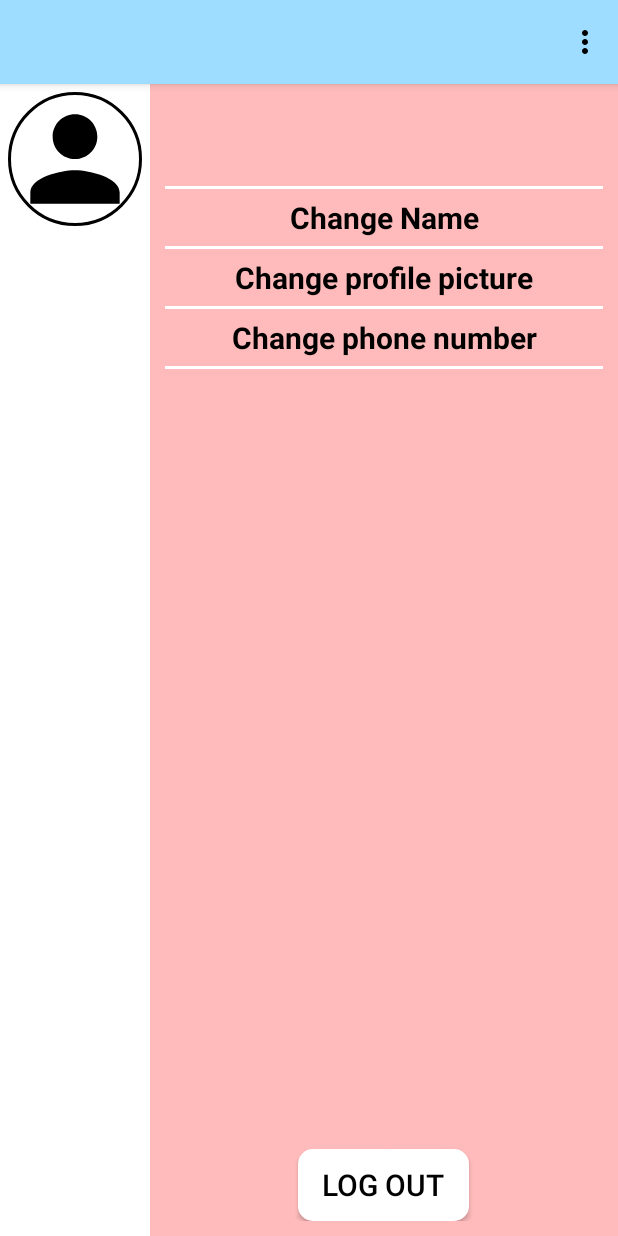
After one commit to cata-upt/EmergencyReport, an Android app: the ProfileActivity screen opened directly, with no data from a screen before it, on a phone screen of 412 x 824 dp. The commit adds this screen. Run offline under Robolectric (Android 15) with nearby library versions, the phone set to English and light mode, and no system bars; our stand-ins replace CircleImageView, Firebase (no records; nobody signed in at launch, a user with empty details on screens opened directly); 1 statement that could not run was skipped.

Commit message:
sign in and register updated, profile page

```diff
--- a/app/build.gradle.kts
+++ b/app/build.gradle.kts
@@ -37,6 +37,7 @@ dependencies {
     implementation("androidx.preference:preference:1.2.1")
     implementation("com.google.firebase:firebase-database:20.3.1")
     implementation("com.google.firebase:firebase-auth:22.3.1")
+    implementation("de.hdodenhof:circleimageview:3.1.0")
     testImplementation("junit:junit:4.13.2")
     androidTestImplementation("androidx.test.ext:junit:1.1.5")
     androidTestImplementation("androidx.test.espresso:espresso-core:3.5.1")
--- /dev/null
+++ b/app/src/main/java/com/example/emergencyapp/activities/ProfileActivity.java
@@ -0,0 +1,109 @@
+package com.example.emergencyapp.activities;
+
+import android.app.AlertDialog;
+import android.content.Intent;
+import android.os.Bundle;
+import android.util.Log;
+import android.view.LayoutInflater;
+import android.view.View;
+import android.widget.Button;
+import android.widget.EditText;
+import android.widget.TextView;
+import android.widget.Toast;
+
+import androidx.annotation.NonNull;
+import androidx.appcompat.app.AppCompatActivity;
+
+import com.example.emergencyapp.R;
+import com.example.emergencyapp.utils.UserSessionManager;
+import com.google.android.gms.tasks.OnCompleteListener;
+import com.google.android.gms.tasks.Task;
+import com.google.firebase.auth.FirebaseAuth;
+import com.google.firebase.auth.FirebaseUser;
+import com.google.firebase.auth.UserProfileChangeRequest;
+import com.google.firebase.database.DatabaseReference;
+import com.google.firebase.database.FirebaseDatabase;
+
+public class ProfileActivity extends AppCompatActivity {
+
+    TextView personName, changeNameTextView, changePictureTextView, changePhoneNumberTextView;
+
+    Button logoutButton;
+
+    UserSessionManager userSession;
+    @Override
+    protected void onCreate(Bundle savedInstanceState) {
+
+        super.onCreate(savedInstanceState);
+
+        userSession = new UserSessionManager(this);
+        if(!userSession.getLoginDetails().isLoggedIn){
+            Intent intent = new Intent(ProfileActivity.this, SignInActivity.class);
+            startActivity(intent);
+            finish();
+        }
+
+        setContentView(R.layout.activity_profile);
+        personName = findViewById(R.id.person_name);
+        changeNameTextView = findViewById(R.id.changeNameTextView);
+        changePictureTextView = findViewById(R.id.changePictureTextView);
+        changePhoneNumberTextView = findViewById(R.id.changePhoneNumberTextView);
+        logoutButton = findViewById(R.id.logout_button);
+
+        try {
+            personName.setText(userSession.getLoginDetails().username);
+        }catch (Exception e){
+            Log.e("ProfileActivity", e.getMessage());
+        }
+
+        logoutButton.setOnClickListener(v->logOut());
+        changeNameTextView.setOnClickListener(v->showChangeNameDialog());
+    }
+
+    private void logOut() {
+        FirebaseAuth.getInstance().signOut();
+
+        userSession.clearSession();
+
+        Intent intent = new Intent(ProfileActivity.this, SignInActivity.class);
+        startActivity(intent);
+        finish();
+    }
+
+    public void showChangeNameDialog() {
+        FirebaseUser user = FirebaseAuth.getInstance().getCurrentUser();
+        if(user!=null) {
+            AlertDialog.Builder builder = new AlertDialog.Builder(this);
+            LayoutInflater inflater = getLayoutInflater();
+            View dialogView = inflater.inflate(R.layout.dialog_change_name, null);
+            builder.setView(dialogView);
+
+            EditText editNewUsername = dialogView.findViewById(R.id.edit_new_name);
+            Button submitButton = dialogView.findViewById(R.id.button_submit);
+            AlertDialog dialog = builder.create();
+
+            submitButton.setOnClickListener(v -> {
+                String newName = editNewUsername.getText().toString();
+                if (!newName.isEmpty()) {
+                    updateUserName(user, newName);
+                    dialog.dismiss(); // Close the dialog
+                } else {
+                    editNewUsername.setError("Name cannot be empty");
+                }
+            });
+
+            dialog.show();
+        }
+    }
+
+    private void updateUserName(FirebaseUser user, String newUsername) {
+        DatabaseReference databaseReference = FirebaseDatabase.getInstance().getReference("Users");
+
+        databaseReference.child(user.getUid()).child("username").setValue(newUsername)
+                .addOnSuccessListener(aVoid -> Log.d("Update Username", "Username updated successfully!"))
+                .addOnFailureListener(e -> Log.d("Update Username", "Failed to update username", e));
+        userSession.saveLoginDetails(newUsername);
+        personName.setText(userSession.getLoginDetails().username);
+    }
+
+}
--- a/app/src/main/java/com/example/emergencyapp/utils/UserHelperClass.java
+++ b/app/src/main/java/com/example/emergencyapp/utils/UserHelper.java
@@ -2,12 +2,12 @@ package com.example.emergencyapp.utils;
 
 import com.example.emergencyapp.exceptions.UserException;
 
-public class UserHelperClass {
+public class UserHelper {
     String name,  username, email, password, salt;
-    public UserHelperClass() {
+    public UserHelper() {
     }
 
-    public UserHelperClass(String name, String username, String email, String password) {
+    public UserHelper(String name, String username, String email, String password) {
         this.name = name;
         this.username = username;
         this.email = email;
--- /dev/null
+++ b/app/src/main/java/com/example/emergencyapp/utils/UserSessionManager.java
@@ -0,0 +1,45 @@
+package com.example.emergencyapp.utils;
+
+import android.content.Context;
+import android.content.SharedPreferences;
+
+public class UserSessionManager {
+    private SharedPreferences sharedPreferences;
+    private SharedPreferences.Editor editor;
+    private static final String PREF_NAME = "MyAppPreferences";
+
+    public UserSessionManager(Context context) {
+        this.sharedPreferences = context.getSharedPreferences(PREF_NAME, Context.MODE_PRIVATE);
+        this.editor = sharedPreferences.edit();
+    }
+
+    // To save user login status and username
+    public void saveLoginDetails(String username) {
+        editor.putBoolean("isLoggedIn", true);
+        editor.putString("username", username);
+        editor.apply();
+    }
+
+    // To check if user is logged in and get the username
+    public Pair<Boolean, String> getLoginDetails() {
+        boolean isLoggedIn = sharedPreferences.getBoolean("isLoggedIn", false);
+        String username = sharedPreferences.getString("username", null);
+        return new Pair<>(isLoggedIn, username);
+    }
+
+    public void clearSession() {
+        editor.clear();
+        editor.apply();
+    }
+
+    // Helper class to handle Pair since Java doesn't have a built-in Pair class
+    public static class Pair<T, U> {
+        public final T isLoggedIn;
+        public final U username;
+
+        public Pair(T isLoggedIn, U username) {
+            this.isLoggedIn = isLoggedIn;
+            this.username = username;
+        }
+    }
+}
--- /dev/null
+++ b/app/src/main/res/drawable/baseline_person_24.xml
@@ -0,0 +1,5 @@
+<vector android:height="24dp" android:tint="#000000"
+    android:viewportHeight="24" android:viewportWidth="24"
+    android:width="24dp" xmlns:android="http://schemas.android.com/apk/res/android">
+    <path android:fillColor="@android:color/white" android:pathData="M12,12c2.21,0 4,-1.79 4,-4s-1.79,-4 -4,-4 -4,1.79 -4,4 1.79,4 4,4zM12,14c-2.67,0 -8,1.34 -8,4v2h16v-2c0,-2.66 -5.33,-4 -8,-4z"/>
+</vector>
--- /dev/null
+++ b/app/src/main/res/layout/activity_profile.xml
@@ -0,0 +1,111 @@
+<?xml version="1.0" encoding="utf-8"?>
+<androidx.coordinatorlayout.widget.CoordinatorLayout xmlns:android="http://schemas.android.com/apk/res/android"
+    xmlns:tools="http://schemas.android.com/tools"
+    android:layout_width="match_parent"
+    android:layout_height="match_parent"
+    xmlns:app="http://schemas.android.com/apk/res-auto">
+    <com.google.android.material.appbar.AppBarLayout
+        android:layout_width="match_parent"
+        android:layout_height="wrap_content">
+        <androidx.appcompat.widget.Toolbar
+            android:id="@+id/my_toolbar"
+            style="@style/ToolbarTheme"
+            app:popupTheme="@style/ThemeOverlay.AppCompat.Light"
+            app:menu="@menu/navigation_menu"/>
+    </com.google.android.material.appbar.AppBarLayout>
+
+    <LinearLayout
+        android:layout_width="match_parent"
+        android:layout_height="match_parent"
+        android:layout_below="@+id/my_toolbar"
+        android:background="@color/white"
+        android:orientation="horizontal"
+        app:layout_behavior="@string/appbar_scrolling_view_behavior">
+
+        <de.hdodenhof.circleimageview.CircleImageView
+            android:id="@+id/profile_image"
+            android:layout_width="100dp"
+            android:layout_height="100dp"
+            android:src="@drawable/baseline_person_24"
+            android:padding="5dp"
+            app:civ_border_color="#FF000000"
+            app:civ_border_width="2dp"/>
+
+        <LinearLayout
+            android:layout_width="match_parent"
+            android:layout_height="match_parent"
+            android:layout_gravity="right"
+            android:orientation="vertical"
+            android:padding="10dp"
+            android:background="@color/accent_color_third"
+            app:layout_behavior="@string/appbar_scrolling_view_behavior">
+
+            <TextView
+                android:id="@+id/person_name"
+                android:layout_width="match_parent"
+                android:layout_height="wrap_content"
+                android:gravity="center"
+                android:padding="5dp"
+                android:text="@string/person_name"
+                android:textSize="35sp"/>
+
+            <View style="@style/Divider"/>
+
+            <TextView
+                android:id="@+id/changeNameTextView"
+                android:layout_width="match_parent"
+                android:layout_height="wrap_content"
+                android:clickable="true"
+                android:focusable="true"
+                android:gravity="center"
+                android:padding="5dp"
+                android:text="@string/change_name"
+                android:textSize="20sp"
+                android:textStyle="bold"/>
+
+            <View style="@style/Divider"/>
+
+            <TextView
+                android:id="@+id/changePictureTextView"
+                android:layout_width="match_parent"
+                android:layout_height="wrap_content"
+                android:clickable="true"
+                android:focusable="true"
+                android:gravity="center"
+                android:padding="5dp"
+                android:text="@string/change_profile_picture"
+                android:textSize="20sp"
+                android:textStyle="bold" />
+
+            <View style="@style/Divider"/>
+
+            <TextView
+                android:id="@+id/changePhoneNumberTextView"
+                android:layout_width="match_parent"
+                android:layout_height="wrap_content"
+                android:clickable="true"
+                android:focusable="true"
+                android:gravity="center"
+                android:padding="5dp"
+                android:text="@string/change_phone_number"
+                android:textSize="20sp"
+                android:textStyle="bold"/>
+
+            <View style="@style/Divider"/>
+            <View
+                android:layout_width="match_parent"
+                android:layout_height="0dp"
+                android:layout_weight="1" />
+            <Button
+                android:id="@+id/logout_button"
+                android:layout_width="wrap_content"
+                android:layout_height="wrap_content"
+                android:background="@drawable/rounded_button_background"
+                android:backgroundTint="@color/primary_color"
+                android:layout_gravity="center_horizontal"
+                android:textSize="20sp"
+                android:text="@string/log_out" />
+        </LinearLayout>
+    </LinearLayout>
+
+</androidx.coordinatorlayout.widget.CoordinatorLayout>
--- a/app/src/main/res/layout/activity_signin.xml
+++ b/app/src/main/res/layout/activity_signin.xml
@@ -54,7 +54,7 @@
                 android:id="@+id/loginPasswordEditText"
                 style="@style/EditTextTheme"
                 android:hint="Password"
-                app:layout_constraintTop_toBottomOf="@id/usernameEditText"
+                app:layout_constraintTop_toBottomOf="@id/emailEditText"
                 app:layout_constraintLeft_toLeftOf="parent"
                 app:layout_constraintRight_toRightOf="parent"
                 android:inputType="textPassword"
--- a/app/src/main/res/layout/activity_signup.xml
+++ b/app/src/main/res/layout/activity_signup.xml
@@ -74,10 +74,10 @@
         android:paddingTop="10dp"/>
 
     <EditText
-        android:id="@+id/usernameEditText"
+        android:id="@+id/emailEditText"
         style="@style/EditTextTheme"
         android:hint="Email"
-        app:layout_constraintTop_toBottomOf="@id/usernameEditText"
+        app:layout_constraintTop_toBottomOf="@id/emailEditText"
         app:layout_constraintLeft_toLeftOf="parent"
         app:layout_constraintRight_toRightOf="parent"
         android:inputType="textEmailAddress"/>
@@ -95,7 +95,7 @@
         android:id="@+id/signupPasswordEditText"
         style="@style/EditTextTheme"
         android:hint="Password"
-        app:layout_constraintTop_toBottomOf="@id/usernameEditText"
+        app:layout_constraintTop_toBottomOf="@id/emailEditText"
         app:layout_constraintLeft_toLeftOf="parent"
         app:layout_constraintRight_toRightOf="parent"
         android:inputType="textPassword"/>
--- a/app/src/main/res/values/colors.xml
+++ b/app/src/main/res/values/colors.xml
@@ -1,12 +1,13 @@
 <?xml version="1.0" encoding="utf-8"?>
 <resources>
-    <color name="accent_color_third">#6499E9</color>
-    <color name="accent_color_second">#9EDDFF</color>
+    <color name="accent_color_third">#FFBBBB</color>
+    <color name="accent_color_second">#C5FAD9</color>
     <color name="hyperlink">#FF3700B3</color>
     <color name="teal">#BEFFF7</color>
     <color name="black">#FF000000</color>
     <color name="white">#FFFFFFFF</color>
-    <color name="accent_color">#B8E2DB</color>
-    <color name="primary_color">#EEEFEF</color>
+    <color name="accent_color">#9EDDFF</color>
+    <color name="accent_2">#F4D9C6</color>
+    <color name="primary_color">#FFFFFFFF</color>
     <color name="gray">#efe5e5</color>
 </resources>
--- a/app/src/main/res/values/strings.xml
+++ b/app/src/main/res/values/strings.xml
@@ -11,5 +11,12 @@
     <string name="profile">Profile</string>
     <string name="signup_text">Need an account?</string>
     <string name="signin_text">Already have an account?</string>
+    <string name="change_profile_picture">Change profile picture</string>
+    <string name="person_name">Person Name</string>
+    <string name="change_phone_number">Change phone number</string>
+    <string name="change_name">Change Name</string>
+    <string name="log_out">Log Out</string>
+    <string name="enter_new_name">Enter new name</string>
+    <string name="change_name_button_submit">Change Name</string>
 
 </resources>
--- a/app/src/main/res/values/styles.xml
+++ b/app/src/main/res/values/styles.xml
@@ -15,4 +15,9 @@
         <item name="elevation">4dp</item>
         <item name="theme">@style/ThemeOverlay.AppCompat.ActionBar</item>
     </style>
+    <style name="Divider">
+        <item name="android:layout_width">match_parent</item>
+        <item name="android:layout_height">2dp</item>
+        <item name="android:background">@color/white</item>
+    </style>
 </resources>
--- a/app/src/main/res/xml/prefecences.xml
+++ b/app/src/main/res/xml/prefecences.xml
@@ -26,7 +26,7 @@
         <intent
             android:action="android.intent.action.MAIN"
             android:targetPackage="com.example.emergencyapp"
-            android:targetClass="com.example.emergencyapp.activities.SignUpActivity"/>
+            android:targetClass="com.example.emergencyapp.activities.ProfileActivity"/>
     </Preference>
 
 </PreferenceScreen>
```
Also changed, not shown: app/src/main/AndroidManifest.xml (+7 -8 lines), app/src/main/java/com/example/emergencyapp/BaseApplication.java (added, +48 -0 lines), app/src/main/java/com/example/emergencyapp/activities/SignInActivity.java (+34 -19 lines), app/src/main/java/com/example/emergencyapp/activities/SignUpActivity.java (+34 -13 lines), app/src/main/res/layout/dialog_change_name.xml (added, +22 -0 lines).
